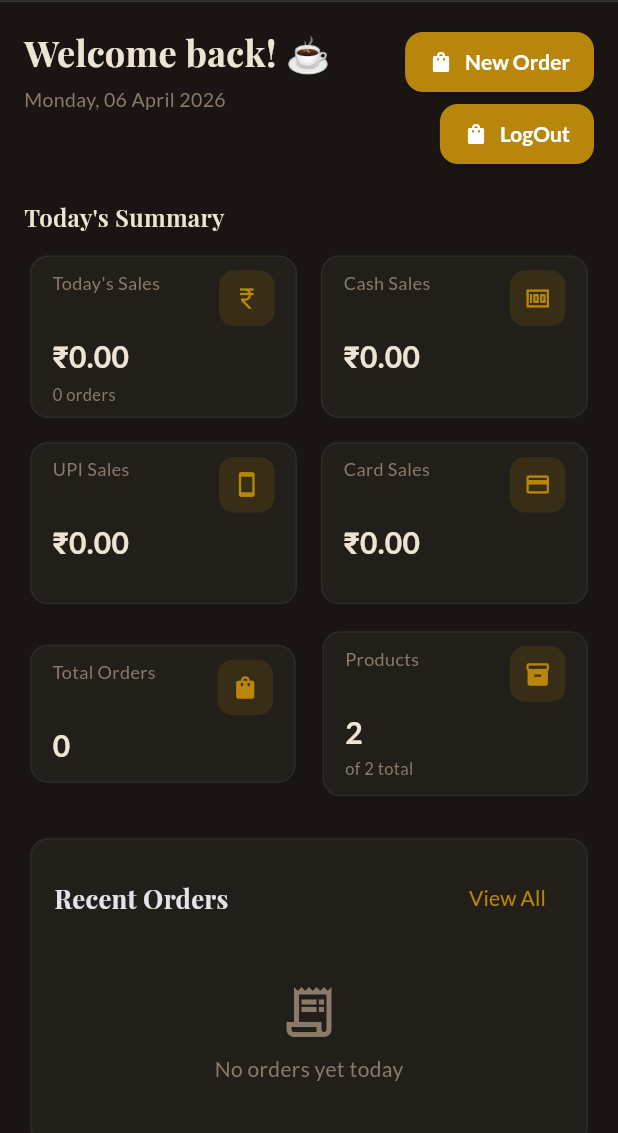
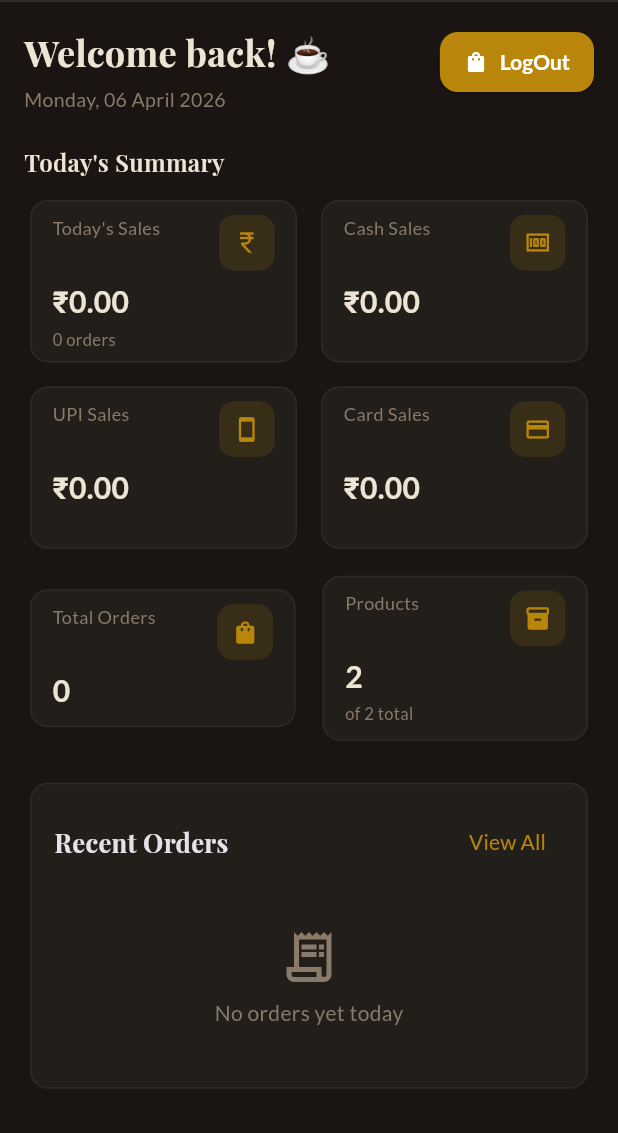
Before and after one commit to morerohit7174-a11y/the_scafe_elite, a Flutter app: the DashboardScreen screen opened by its route, on a phone screen of 412 x 824 dp, the part 103-1236 px from its top. Run offline on Flutter 3.47's test engine with Material 3 defaults, Android fonts, the light colour scheme and no system bars; our stand-ins replace cloud_firestore, firebase_auth, firebase_core, google_fonts, pdf, permission_handler and 4 more; missing offline and left inert: print_bluetooth_thermal; accounts and stored records are empty.

Commit message:
first commit

```diff
--- a/lib/providers/cart_provider.dart
+++ b/lib/providers/cart_provider.dart
@@ -82,6 +82,7 @@
     grandTotal: grandTotal,
     paymentMode: _paymentMode,
     createdAt: DateTime.now(),
+
   );
 
   HoldOrder generateHoldOrder() => HoldOrder(
--- a/lib/screens/dashboard_screen.dart
+++ b/lib/screens/dashboard_screen.dart
@@ -105,14 +105,14 @@
                           ),
                           const SizedBox(height: 6),
                         ],
-                        ElevatedButton.icon(
-                          onPressed: () => Navigator.pushNamed(context, '/pos'),
-                          icon: const Icon(Icons.shopping_bag, size: 16),
-                          label: const Text('New Order'),
-                          style: ElevatedButton.styleFrom(
-                            padding: const EdgeInsets.symmetric(
-                                horizontal: 16, vertical: 10)),
-                        ),
+                        // ElevatedButton.icon(
+                        //   onPressed: () => Navigator.pushNamed(context, '/pos'),
+                        //   icon: const Icon(Icons.shopping_bag, size: 16),
+                        //   label: const Text('New Order'),
+                        //   style: ElevatedButton.styleFrom(
+                        //     padding: const EdgeInsets.symmetric(
+                        //         horizontal: 16, vertical: 10)),
+                        // ),
                          ElevatedButton.icon(
                           onPressed: ()async{
                             await loginProvider.logout();
```
